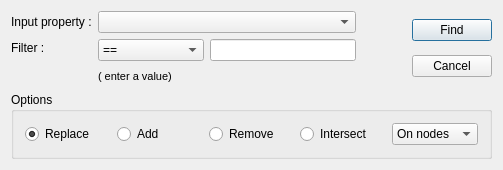
vadivelselvaraj/TulipGLImprovement, file library/tulip-qt/designer/FindSelection.ui: the form before one commit.
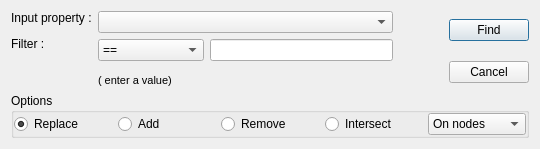
The form after the commit.

Patch:
```diff
--- a/library/tulip-qt/designer/FindSelection.ui
+++ b/library/tulip-qt/designer/FindSelection.ui
@@ -5,30 +5,50 @@
    <rect>
     <x>0</x>
     <y>0</y>
-    <width>503</width>
-    <height>170</height>
+    <width>540</width>
+    <height>149</height>
    </rect>
   </property>
   <property name="windowTitle" >
    <string>Find Selection</string>
   </property>
   <layout class="QGridLayout" >
+   <property name="margin" >
+    <number>11</number>
+   </property>
+   <property name="spacing" >
+    <number>6</number>
+   </property>
    <item row="0" column="0" >
     <layout class="QVBoxLayout" >
+     <property name="margin" >
+      <number>0</number>
+     </property>
+     <property name="spacing" >
+      <number>0</number>
+     </property>
      <item>
       <layout class="QHBoxLayout" >
+       <property name="margin" >
+        <number>0</number>
+       </property>
+       <property name="spacing" >
+        <number>6</number>
+       </property>
        <item>
         <layout class="QVBoxLayout" >
+         <property name="margin" >
+          <number>0</number>
+         </property>
          <property name="spacing" >
           <number>12</number>
          </property>
-         <property name="topMargin" >
-          <number>4</number>
-         </property>
          <item>
           <widget class="QLabel" name="textLabel1" >
            <property name="sizePolicy" >
-            <sizepolicy vsizetype="Fixed" hsizetype="Fixed" >
+            <sizepolicy>
+             <hsizetype>0</hsizetype>
+             <vsizetype>0</vsizetype>
              <horstretch>0</horstretch>
              <verstretch>0</verstretch>
             </sizepolicy>
@@ -44,7 +64,9 @@
          <item>
           <widget class="QLabel" name="textLabel3" >
            <property name="sizePolicy" >
-            <sizepolicy vsizetype="Fixed" hsizetype="Fixed" >
+            <sizepolicy>
+             <hsizetype>0</hsizetype>
+             <vsizetype>0</vsizetype>
              <horstretch>0</horstretch>
              <verstretch>0</verstretch>
             </sizepolicy>
@@ -74,10 +96,18 @@
        </item>
        <item>
         <layout class="QVBoxLayout" >
+         <property name="margin" >
+          <number>0</number>
+         </property>
+         <property name="spacing" >
+          <number>6</number>
+         </property>
          <item>
           <widget class="QComboBox" name="inputProp" >
            <property name="sizePolicy" >
-            <sizepolicy vsizetype="Fixed" hsizetype="Expanding" >
+            <sizepolicy>
+             <hsizetype>3</hsizetype>
+             <vsizetype>0</vsizetype>
              <horstretch>0</horstretch>
              <verstretch>0</verstretch>
             </sizepolicy>
@@ -86,6 +116,12 @@
          </item>
          <item>
           <layout class="QHBoxLayout" >
+           <property name="margin" >
+            <number>0</number>
+           </property>
+           <property name="spacing" >
+            <number>6</number>
+           </property>
            <item>
             <widget class="QComboBox" name="filterOp" >
              <property name="sizePolicy" >
@@ -175,6 +211,12 @@
        </item>
        <item>
         <layout class="QVBoxLayout" >
+         <property name="margin" >
+          <number>0</number>
+         </property>
+         <property name="spacing" >
+          <number>12</number>
+         </property>
          <item>
           <widget class="QPushButton" name="findButton" >
            <property name="text" >
@@ -199,6 +241,12 @@
         <string>Options</string>
        </property>
        <layout class="QHBoxLayout" >
+        <property name="margin" >
+         <number>0</number>
+        </property>
+        <property name="spacing" >
+         <number>6</number>
+        </property>
         <item>
          <widget class="QRadioButton" name="setToSelectionOpt" >
           <property name="toolTip" >
```
Left out of the diff: 4 changed lines with no effect on the pictures.
